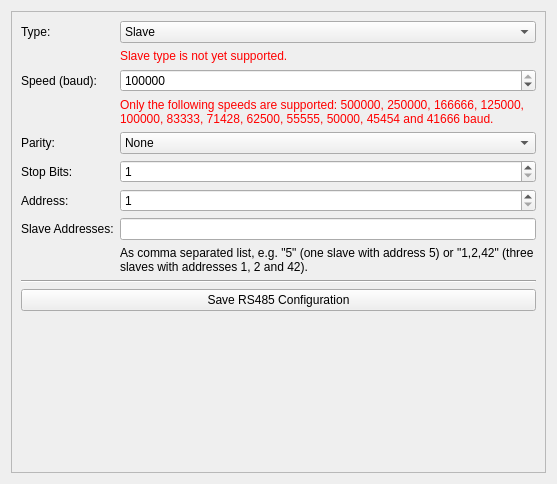
Before: the Qt Designer form src/brickv/plugin_system/plugins/master/ui/rs485.ui in Tinkerforge/brickv, drawn with Qt 5.
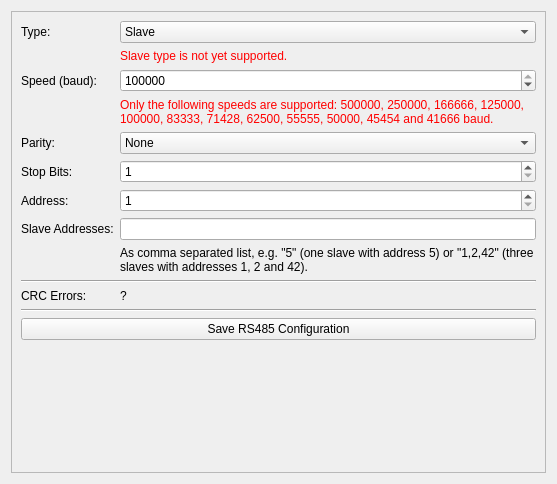
After: the same form once the commit is applied.

Commit message: master: Show RS485 error counter

Diff of the .ui file:
```diff
--- a/src/brickv/plugin_system/plugins/master/ui/rs485.ui
+++ b/src/brickv/plugin_system/plugins/master/ui/rs485.ui
@@ -66,14 +66,14 @@
            </property>
           </widget>
          </item>
-         <item row="10" column="0" colspan="2">
+         <item row="12" column="0" colspan="2">
           <widget class="QPushButton" name="save_button">
            <property name="text">
             <string>Save RS485 Configuration</string>
            </property>
           </widget>
          </item>
-         <item row="9" column="0" colspan="2">
+         <item row="11" column="0" colspan="2">
           <widget class="Line" name="line_3">
            <property name="orientation">
             <enum>Qt::Horizontal</enum>
@@ -204,6 +204,27 @@
            </property>
           </widget>
          </item>
+         <item row="10" column="0">
+          <widget class="QLabel" name="label">
+           <property name="text">
+            <string>CRC Errors:</string>
+           </property>
+          </widget>
+         </item>
+         <item row="10" column="1">
+          <widget class="QLabel" name="label_crc_errors">
+           <property name="text">
+            <string>?</string>
+           </property>
+          </widget>
+         </item>
+         <item row="9" column="0" colspan="2">
+          <widget class="Line" name="line">
+           <property name="orientation">
+            <enum>Qt::Horizontal</enum>
+           </property>
+          </widget>
+         </item>
         </layout>
        </item>
        <item>
```
The commit also changes 2 other files.
